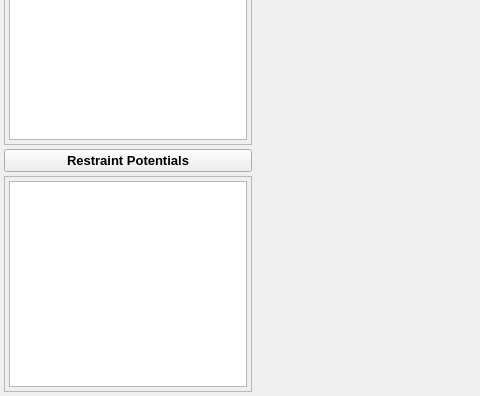
Before: the Qt Designer form src/gui/configurationTab.ui in disorderedmaterials/dissolve, drawn with Qt 5; both pictures show x 0 to 480 and y 304 to 700 of the 1254 by 700 pixel window.
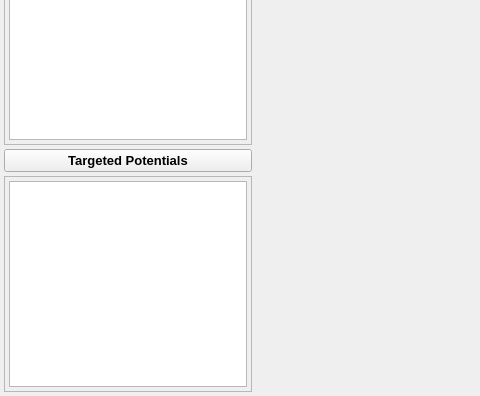
After: the same form once the commit is applied. Icons and pictures are not drawn. Custom widgets are drawn as their Qt base class.

Diff of the .ui file:
```diff
--- a/src/gui/configurationTab.ui
+++ b/src/gui/configurationTab.ui
@@ -224,7 +224,7 @@
         <string notr="true">font-weight: bold;</string>
        </property>
        <property name="text">
-        <string>Restraint Potentials</string>
+        <string>Targeted Potentials</string>
        </property>
        <property name="checkable">
         <bool>true</bool>
```
Left out of the diff: 8 changed lines with no effect on the pictures.
